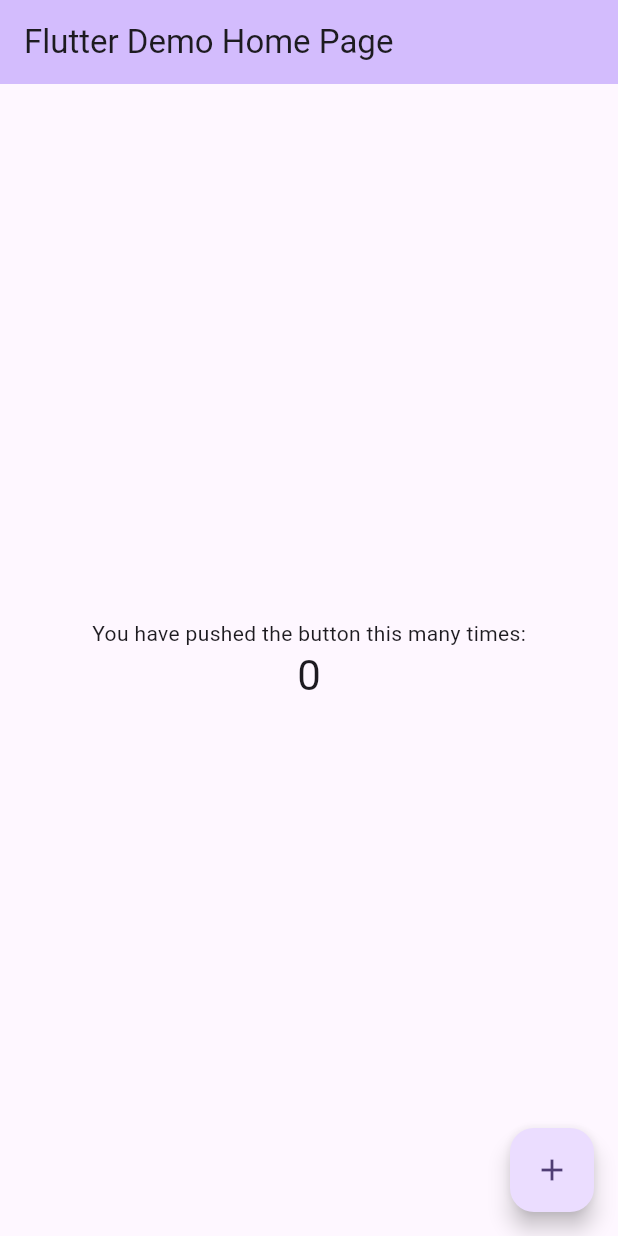
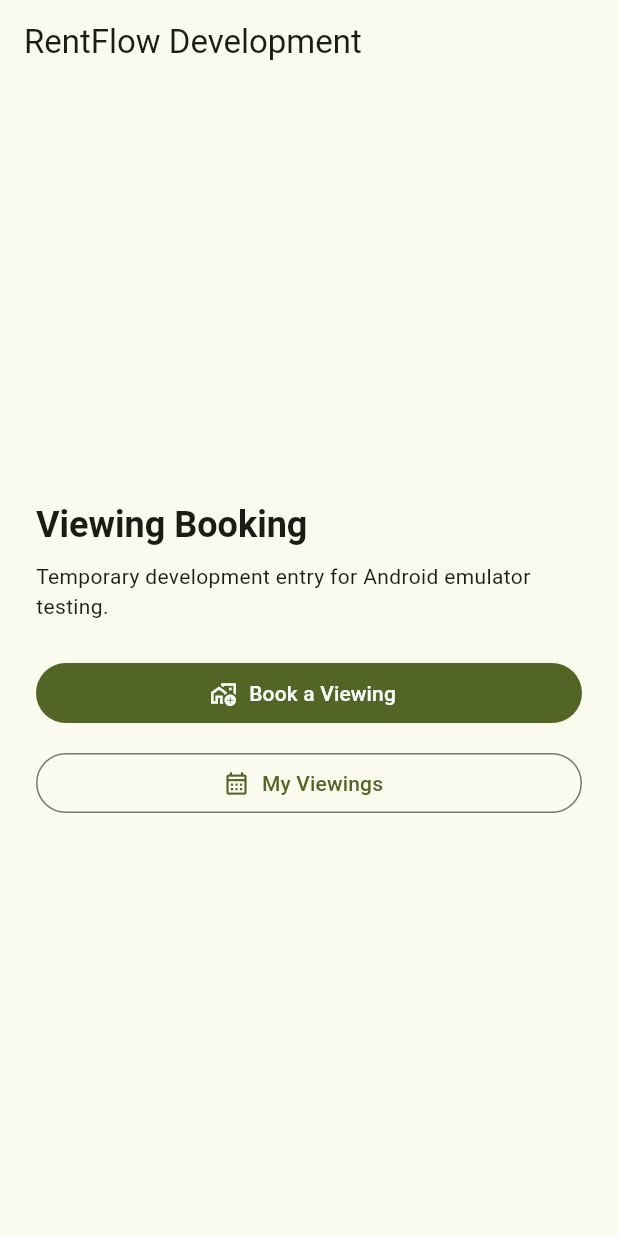
Before and after one commit to SajanaKavishan/RentFlow-AI, a Flutter app: the screen it shows after launch, on a phone screen of 412 x 824 dp. Run offline on Flutter 3.47's test engine with Material 3 defaults, Android fonts, the phone set to English and light mode, and no system bars.

Commit message:
feat: implement temporary viewing booking launcher for development testing

```diff
--- a/mobile/rentflow_mobile/lib/main.dart
+++ b/mobile/rentflow_mobile/lib/main.dart
@@ -1,4 +1,15 @@
 import 'package:flutter/material.dart';
+
+import 'features/viewings/screens/book_viewing_screen.dart';
+import 'features/viewings/screens/my_viewings_screen.dart';
+
+// TODO(dev-only): Replace with the authenticated user's tenant ID when
+// authentication is implemented.
+const _temporaryTenantId = '11111111-1111-1111-1111-111111111111';
+
+// TODO(dev-only): Replace with the property ID supplied by property navigation
+// when property screens are implemented.
+const _temporaryPropertyId = '22222222-2222-2222-2222-222222222222';
 
 void main() {
   runApp(const MyApp());
@@ -7,115 +18,85 @@ void main() {
 class MyApp extends StatelessWidget {
   const MyApp({super.key});
 
-  // This widget is the root of your application.
   @override
   Widget build(BuildContext context) {
     return MaterialApp(
-      title: 'Flutter Demo',
+      title: 'RentFlow',
+      debugShowCheckedModeBanner: false,
       theme: ThemeData(
-        // This is the theme of your application.
-        //
-        // TRY THIS: Try running your application with "flutter run". You'll see
-        // the application has a purple toolbar. Then, without quitting the app,
-        // try changing the seedColor in the colorScheme below to Colors.green
-        // and then invoke "hot reload" (save your changes or press the "hot
-        // reload" button in a Flutter-supported IDE, or press "r" if you used
-        // the command line to start the app).
-        //
-        // Notice that the counter didn't reset back to zero; the application
-        // state is not lost during the reload. To reset the state, use hot
-        // restart instead.
-        //
-        // This works for code too, not just values: Most code changes can be
-        // tested with just a hot reload.
-        colorScheme: .fromSeed(seedColor: Colors.deepPurple),
+        colorScheme: ColorScheme.fromSeed(seedColor: const Color(0xFF5D6842)),
+        useMaterial3: true,
       ),
-      home: const MyHomePage(title: 'Flutter Demo Home Page'),
+      home: const ViewingDevelopmentHome(),
     );
   }
 }
 
-class MyHomePage extends StatefulWidget {
-  const MyHomePage({super.key, required this.title});
-
-  // This widget is the home page of your application. It is stateful, meaning
-  // that it has a State object (defined below) that contains fields that affect
-  // how it looks.
-
-  // This class is the configuration for the state. It holds the values (in this
-  // case the title) provided by the parent (in this case the App widget) and
-  // used by the build method of the State. Fields in a Widget subclass are
-  // always marked "final".
-
-  final String title;
-
-  @override
-  State<MyHomePage> createState() => _MyHomePageState();
-}
-
-class _MyHomePageState extends State<MyHomePage> {
-  int _counter = 0;
-
-  void _incrementCounter() {
-    setState(() {
-      // This call to setState tells the Flutter framework that something has
-      // changed in this State, which causes it to rerun the build method below
-      // so that the display can reflect the updated values. If we changed
-      // _counter without calling setState(), then the build method would not be
-      // called again, and so nothing would appear to happen.
-      _counter++;
-    });
-  }
+/// Temporary launcher for manually testing tenant viewing flows.
+///
+/// TODO(dev-only): Remove this screen when authentication and property
+/// navigation provide the tenant and property context.
+class ViewingDevelopmentHome extends StatelessWidget {
+  const ViewingDevelopmentHome({super.key});
 
   @override
   Widget build(BuildContext context) {
-    // This method is rerun every time setState is called, for instance as done
-    // by the _incrementCounter method above.
-    //
-    // The Flutter framework has been optimized to make rerunning build methods
-    // fast, so that you can just rebuild anything that needs updating rather
-    // than having to individually change instances of widgets.
     return Scaffold(
-      appBar: AppBar(
-        // TRY THIS: Try changing the color here to a specific color (to
-        // Colors.amber, perhaps?) and trigger a hot reload to see the AppBar
-        // change color while the other colors stay the same.
-        backgroundColor: Theme.of(context).colorScheme.inversePrimary,
-        // Here we take the value from the MyHomePage object that was created by
-        // the App.build method, and use it to set our appbar title.
-        title: Text(widget.title),
-      ),
-      body: Center(
-        // Center is a layout widget. It takes a single child and positions it
-        // in the middle of the parent.
-        child: Column(
-          // Column is also a layout widget. It takes a list of children and
-          // arranges them vertically. By default, it sizes itself to fit its
-          // children horizontally, and tries to be as tall as its parent.
-          //
-          // Column has various properties to control how it sizes itself and
-          // how it positions its children. Here we use mainAxisAlignment to
-          // center the children vertically; the main axis here is the vertical
-          // axis because Columns are vertical (the cross axis would be
-          // horizontal).
-          //
-          // TRY THIS: Invoke "debug painting" (choose the "Toggle Debug Paint"
-          // action in the IDE, or press "p" in the console), to see the
-          // wireframe for each widget.
-          mainAxisAlignment: .center,
-          children: [
-            const Text('You have pushed the button this many times:'),
-            Text(
-              '$_counter',
-              style: Theme.of(context).textTheme.headlineMedium,
+      appBar: AppBar(title: const Text('RentFlow Development')),
+      body: SafeArea(
+        child: Center(
+          child: ConstrainedBox(
+            constraints: const BoxConstraints(maxWidth: 420),
+            child: Padding(
+              padding: const EdgeInsets.all(24),
+              child: Column(
+                mainAxisSize: MainAxisSize.min,
+                crossAxisAlignment: CrossAxisAlignment.stretch,
+                children: [
+                  Text(
+                    'Viewing Booking',
+                    style: Theme.of(context).textTheme.headlineSmall?.copyWith(
+                      fontWeight: FontWeight.w700,
+                    ),
+                  ),
+                  const SizedBox(height: 8),
+                  const Text(
+                    'Temporary development entry for Android emulator testing.',
+                  ),
+                  const SizedBox(height: 24),
+                  FilledButton.icon(
+                    onPressed: () {
+                      Navigator.of(context).push(
+                        MaterialPageRoute<void>(
+                          builder: (_) => const BookViewingScreen(
+                            propertyId: _temporaryPropertyId,
+                            tenantId: _temporaryTenantId,
+                          ),
+                        ),
+                      );
+                    },
+                    icon: const Icon(Icons.add_home_work_outlined),
+                    label: const Text('Book a Viewing'),
+                  ),
+                  const SizedBox(height: 12),
+                  OutlinedButton.icon(
+                    onPressed: () {
+                      Navigator.of(context).push(
+                        MaterialPageRoute<void>(
+                          builder: (_) => const MyViewingsScreen(
+                            tenantId: _temporaryTenantId,
+                          ),
+                        ),
+                      );
+                    },
+                    icon: const Icon(Icons.calendar_month_outlined),
+                    label: const Text('My Viewings'),
+                  ),
+                ],
+              ),
             ),
-          ],
+          ),
         ),
-      ),
-      floatingActionButton: FloatingActionButton(
-        onPressed: _incrementCounter,
-        tooltip: 'Increment',
-        child: const Icon(Icons.add),
       ),
     );
   }
```
